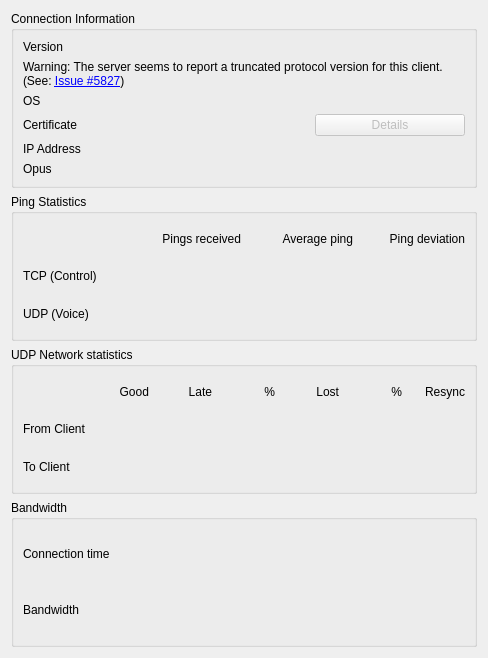
Qt form src/mumble/UserInformation.ui (mumble-voip/mumble) before a commit.
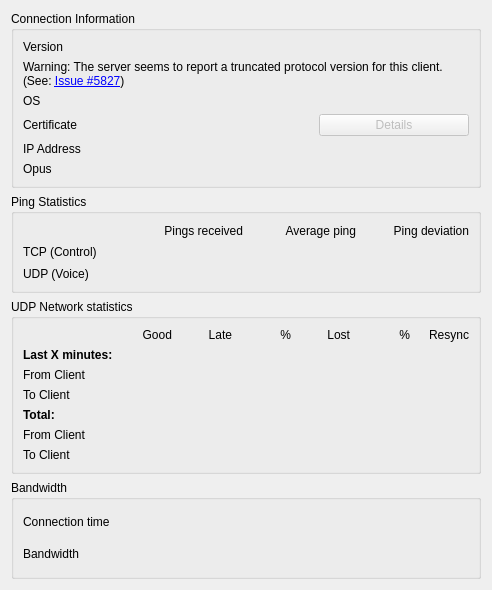
The same form after that commit. Custom widgets are drawn as their Qt base class.

Commit message:
FEAT(server, client): Add rolling connection quality stats
Previously, only the total packet statistics since the user
had connected were tracked. While a good start, these stats
are not really helping to understand sudden connection problems.

This commit adds additional server-side rolling packet stats
which are updated every few seconds/minutes. These new stats
are sent using additional fields in the UserStats protocol
message and rendered in the UserInformation dialog in the
client.

Closes #5872

Diff of the .ui file:
```diff
--- a/src/mumble/UserInformation.ui
+++ b/src/mumble/UserInformation.ui
@@ -6,8 +6,8 @@
    <rect>
     <x>0</x>
     <y>0</y>
-    <width>488</width>
-    <height>658</height>
+    <width>492</width>
+    <height>524</height>
    </rect>
   </property>
   <property name="windowTitle">
@@ -39,10 +39,10 @@
          <string/>
         </property>
         <property name="textFormat">
-         <enum>Qt::PlainText</enum>
+         <enum>Qt::TextFormat::PlainText</enum>
         </property>
         <property name="textInteractionFlags">
-         <set>Qt::LinksAccessibleByMouse|Qt::TextSelectableByMouse</set>
+         <set>Qt::TextInteractionFlag::LinksAccessibleByMouse|Qt::TextInteractionFlag::TextSelectableByMouse</set>
         </property>
        </widget>
       </item>
@@ -94,7 +94,7 @@
          <string/>
         </property>
         <property name="textInteractionFlags">
-         <set>Qt::LinksAccessibleByMouse|Qt::TextSelectableByMouse</set>
+         <set>Qt::TextInteractionFlag::LinksAccessibleByMouse|Qt::TextInteractionFlag::TextSelectableByMouse</set>
         </property>
        </widget>
       </item>
@@ -110,10 +110,10 @@
          <string/>
         </property>
         <property name="textFormat">
-         <enum>Qt::PlainText</enum>
+         <enum>Qt::TextFormat::PlainText</enum>
         </property>
         <property name="textInteractionFlags">
-         <set>Qt::LinksAccessibleByMouse|Qt::TextSelectableByMouse</set>
+         <set>Qt::TextInteractionFlag::LinksAccessibleByMouse|Qt::TextInteractionFlag::TextSelectableByMouse</set>
         </property>
        </widget>
       </item>
@@ -165,10 +165,10 @@
          <string/>
         </property>
         <property name="textFormat">
-         <enum>Qt::PlainText</enum>
+         <enum>Qt::TextFormat::PlainText</enum>
         </property>
         <property name="textInteractionFlags">
-         <set>Qt::LinksAccessibleByMouse|Qt::TextSelectableByMouse</set>
+         <set>Qt::TextInteractionFlag::LinksAccessibleByMouse|Qt::TextInteractionFlag::TextSelectableByMouse</set>
         </property>
        </widget>
       </item>
@@ -194,7 +194,7 @@
          <string>Pings received</string>
         </property>
         <property name="alignment">
-         <set>Qt::AlignRight|Qt::AlignTrailing|Qt::AlignVCenter</set>
+         <set>Qt::AlignmentFlag::AlignRight|Qt::AlignmentFlag::AlignTrailing|Qt::AlignmentFlag::AlignVCenter</set>
         </property>
        </widget>
       </item>
@@ -204,7 +204,7 @@
          <string>Average ping</string>
         </property>
         <property name="alignment">
-         <set>Qt::AlignRight|Qt::AlignTrailing|Qt::AlignVCenter</set>
+         <set>Qt::AlignmentFlag::AlignRight|Qt::AlignmentFlag::AlignTrailing|Qt::AlignmentFlag::AlignVCenter</set>
         </property>
        </widget>
       </item>
@@ -214,7 +214,7 @@
          <string>Ping deviation</string>
         </property>
         <property name="alignment">
-         <set>Qt::AlignRight|Qt::AlignTrailing|Qt::AlignVCenter</set>
+         <set>Qt::AlignmentFlag::AlignRight|Qt::AlignmentFlag::AlignTrailing|Qt::AlignmentFlag::AlignVCenter</set>
         </property>
        </widget>
       </item>
@@ -231,10 +231,10 @@
          <string/>
         </property>
         <property name="alignment">
-         <set>Qt::AlignRight|Qt::AlignTrailing|Qt::AlignVCenter</set>
+         <set>Qt::AlignmentFlag::AlignRight|Qt::AlignmentFlag::AlignTrailing|Qt::AlignmentFlag::AlignVCenter</set>
         </property>
         <property name="textInteractionFlags">
-         <set>Qt::LinksAccessibleByMouse|Qt::TextSelectableByMouse</set>
+         <set>Qt::TextInteractionFlag::LinksAccessibleByMouse|Qt::TextInteractionFlag::TextSelectableByMouse</set>
         </property>
        </widget>
       </item>
@@ -244,10 +244,10 @@
          <string/>
         </property>
         <property name="alignment">
-         <set>Qt::AlignRight|Qt::AlignTrailing|Qt::AlignVCenter</set>
+         <set>Qt::AlignmentFlag::AlignRight|Qt::AlignmentFlag::AlignTrailing|Qt::AlignmentFlag::AlignVCenter</set>
         </property>
         <property name="textInteractionFlags">
-         <set>Qt::LinksAccessibleByMouse|Qt::TextSelectableByMouse</set>
+         <set>Qt::TextInteractionFlag::LinksAccessibleByMouse|Qt::TextInteractionFlag::TextSelectableByMouse</set>
         </property>
        </widget>
       </item>
@@ -257,10 +257,10 @@
          <string/>
         </property>
         <property name="alignment">
-         <set>Qt::AlignRight|Qt::AlignTrailing|Qt::AlignVCenter</set>
+         <set>Qt::AlignmentFlag::AlignRight|Qt::AlignmentFlag::AlignTrailing|Qt::AlignmentFlag::AlignVCenter</set>
         </property>
         <property name="textInteractionFlags">
-         <set>Qt::LinksAccessibleByMouse|Qt::TextSelectableByMouse</set>
+         <set>Qt::TextInteractionFlag::LinksAccessibleByMouse|Qt::TextInteractionFlag::TextSelectableByMouse</set>
         </property>
        </widget>
       </item>
@@ -277,10 +277,10 @@
          <string/>
         </property>
         <property name="alignment">
-         <set>Qt::AlignRight|Qt::AlignTrailing|Qt::AlignVCenter</set>
+         <set>Qt::AlignmentFlag::AlignRight|Qt::AlignmentFlag::AlignTrailing|Qt::AlignmentFlag::AlignVCenter</set>
         </property>
         <property name="textInteractionFlags">
-         <set>Qt::LinksAccessibleByMouse|Qt::TextSelectableByMouse</set>
+         <set>Qt::TextInteractionFlag::LinksAccessibleByMouse|Qt::TextInteractionFlag::TextSelectableByMouse</set>
         </property>
        </widget>
       </item>
@@ -290,10 +290,10 @@
          <string/>
         </property>
         <property name="alignment">
-         <set>Qt::AlignRight|Qt::AlignTrailing|Qt::AlignVCenter</set>
+         <set>Qt::AlignmentFlag::AlignRight|Qt::AlignmentFlag::AlignTrailing|Qt::AlignmentFlag::AlignVCenter</set>
         </property>
         <property name="textInteractionFlags">
-         <set>Qt::LinksAccessibleByMouse|Qt::TextSelectableByMouse</set>
+         <set>Qt::TextInteractionFlag::LinksAccessibleByMouse|Qt::TextInteractionFlag::TextSelectableByMouse</set>
         </property>
        </widget>
       </item>
@@ -303,10 +303,10 @@
          <string/>
         </property>
         <property name="alignment">
-         <set>Qt::AlignRight|Qt::AlignTrailing|Qt::AlignVCenter</set>
+         <set>Qt::AlignmentFlag::AlignRight|Qt::AlignmentFlag::AlignTrailing|Qt::AlignmentFlag::AlignVCenter</set>
         </property>
         <property name="textInteractionFlags">
-         <set>Qt::LinksAccessibleByMouse|Qt::TextSelectableByMouse</set>
+         <set>Qt::TextInteractionFlag::LinksAccessibleByMouse|Qt::TextInteractionFlag::TextSelectableByMouse</set>
         </property>
        </widget>
       </item>
@@ -319,23 +319,49 @@
       <string>UDP Network statistics</string>
      </property>
      <layout class="QGridLayout" name="gridLayout_3">
-      <item row="0" column="1">
-       <widget class="QLabel" name="qliGood">
+      <item row="2" column="3">
+       <widget class="QLabel" name="qlFromLatePercentRolling">
         <property name="text">
-         <string>Good</string>
+         <string/>
         </property>
         <property name="alignment">
-         <set>Qt::AlignRight|Qt::AlignTrailing|Qt::AlignVCenter</set>
+         <set>Qt::AlignmentFlag::AlignRight|Qt::AlignmentFlag::AlignTrailing|Qt::AlignmentFlag::AlignVCenter</set>
         </property>
        </widget>
       </item>
-      <item row="0" column="2">
-       <widget class="QLabel" name="qliLate">
+      <item row="5" column="1">
+       <widget class="QLabel" name="qlFromGood">
         <property name="text">
-         <string>Late</string>
+         <string/>
         </property>
         <property name="alignment">
-         <set>Qt::AlignRight|Qt::AlignTrailing|Qt::AlignVCenter</set>
+         <set>Qt::AlignmentFlag::AlignRight|Qt::AlignmentFlag::AlignTrailing|Qt::AlignmentFlag::AlignVCenter</set>
+        </property>
+        <property name="textInteractionFlags">
+         <set>Qt::TextInteractionFlag::LinksAccessibleByMouse|Qt::TextInteractionFlag::TextSelectableByMouse</set>
+        </property>
+       </widget>
+      </item>
+      <item row="5" column="5">
+       <widget class="QLabel" name="qlFromLostPercent">
+        <property name="text">
+         <string notr="true"/>
+        </property>
+        <property name="alignment">
+         <set>Qt::AlignmentFlag::AlignRight|Qt::AlignmentFlag::AlignTrailing|Qt::AlignmentFlag::AlignVCenter</set>
+        </property>
+       </widget>
+      </item>
+      <item row="6" column="1">
+       <widget class="QLabel" name="qlToGood">
+        <property name="text">
+         <string/>
+        </property>
+        <property name="alignment">
+         <set>Qt::AlignmentFlag::AlignRight|Qt::AlignmentFlag::AlignTrailing|Qt::AlignmentFlag::AlignVCenter</set>
+        </property>
+        <property name="textInteractionFlags">
+         <set>Qt::TextInteractionFlag::LinksAccessibleByMouse|Qt::TextInteractionFlag::TextSelectableByMouse</set>
         </property>
        </widget>
       </item>
@@ -345,195 +371,339 @@
          <string>Lost</string>
         </property>
         <property name="alignment">
-         <set>Qt::AlignRight|Qt::AlignTrailing|Qt::AlignVCenter</set>
+         <set>Qt::AlignmentFlag::AlignRight|Qt::AlignmentFlag::AlignTrailing|Qt::AlignmentFlag::AlignVCenter</set>
         </property>
        </widget>
       </item>
-      <item row="0" column="6">
-       <widget class="QLabel" name="qliResync">
-        <property name="text">
-         <string>Resync</string>
-        </property>
-        <property name="alignment">
-         <set>Qt::AlignRight|Qt::AlignTrailing|Qt::AlignVCenter</set>
-        </property>
-       </widget>
-      </item>
-      <item row="1" column="0">
-       <widget class="QLabel" name="qliFromClient">
-        <property name="text">
-         <string>From Client</string>
-        </property>
-       </widget>
-      </item>
-      <item row="1" column="1">
-       <widget class="QLabel" name="qlFromGood">
-        <property name="text">
-         <string/>
-        </property>
-        <property name="alignment">
-         <set>Qt::AlignRight|Qt::AlignTrailing|Qt::AlignVCenter</set>
-        </property>
-        <property name="textInteractionFlags">
-         <set>Qt::LinksAccessibleByMouse|Qt::TextSelectableByMouse</set>
-        </property>
-       </widget>
-      </item>
-      <item row="1" column="2">
+      <item row="5" column="2">
        <widget class="QLabel" name="qlFromLate">
         <property name="text">
          <string/>
         </property>
         <property name="alignment">
-         <set>Qt::AlignRight|Qt::AlignTrailing|Qt::AlignVCenter</set>
+         <set>Qt::AlignmentFlag::AlignRight|Qt::AlignmentFlag::AlignTrailing|Qt::AlignmentFlag::AlignVCenter</set>
         </property>
         <property name="textInteractionFlags">
-         <set>Qt::LinksAccessibleByMouse|Qt::TextSelectableByMouse</set>
+         <set>Qt::TextInteractionFlag::LinksAccessibleByMouse|Qt::TextInteractionFlag::TextSelectableByMouse</set>
         </property>
        </widget>
       </item>
-      <item row="1" column="4">
-       <widget class="QLabel" name="qlFromLost">
-        <property name="text">
-         <string/>
-        </property>
-        <property name="alignment">
-         <set>Qt::AlignRight|Qt::AlignTrailing|Qt::AlignVCenter</set>
-        </property>
-        <property name="textInteractionFlags">
-         <set>Qt::LinksAccessibleByMouse|Qt::TextSelectableByMouse</set>
-        </property>
-       </widget>
-      </item>
-      <item row="1" column="6">
-       <widget class="QLabel" name="qlFromResync">
-        <property name="text">
-         <string/>
-        </property>
-        <property name="alignment">
-         <set>Qt::AlignRight|Qt::AlignTrailing|Qt::AlignVCenter</set>
-        </property>
-        <property name="textInteractionFlags">
-         <set>Qt::LinksAccessibleByMouse|Qt::TextSelectableByMouse</set>
-        </property>
-       </widget>
-      </item>
-      <item row="2" column="0">
-       <widget class="QLabel" name="qliToClient">
-        <property name="text">
-         <string>To Client</string>
-        </property>
-       </widget>
-      </item>
-      <item row="2" column="1">
-       <widget class="QLabel" name="qlToGood">
-        <property name="text">
-         <string/>
-        </property>
-        <property name="alignment">
-         <set>Qt::AlignRight|Qt::AlignTrailing|Qt::AlignVCenter</set>
-        </property>
-        <property name="textInteractionFlags">
-         <set>Qt::LinksAccessibleByMouse|Qt::TextSelectableByMouse</set>
-        </property>
-       </widget>
-      </item>
-      <item row="2" column="2">
+      <item row="6" column="2">
        <widget class="QLabel" name="qlToLate">
         <property name="text">
          <string/>
         </property>
         <property name="alignment">
-         <set>Qt::AlignRight|Qt::AlignTrailing|Qt::AlignVCenter</set>
+         <set>Qt::AlignmentFlag::AlignRight|Qt::AlignmentFlag::AlignTrailing|Qt::AlignmentFlag::AlignVCenter</set>
         </property>
         <property name="textInteractionFlags">
-         <set>Qt::LinksAccessibleByMouse|Qt::TextSelectableByMouse</set>
+         <set>Qt::TextInteractionFlag::LinksAccessibleByMouse|Qt::TextInteractionFlag::TextSelectableByMouse</set>
         </property>
        </widget>
       </item>
-      <item row="2" column="4">
-       <widget class="QLabel" name="qlToLost">
-        <property name="text">
-         <string/>
-        </property>
-        <property name="alignment">
-         <set>Qt::AlignRight|Qt::AlignTrailing|Qt::AlignVCenter</set>
-        </property>
-        <property name="textInteractionFlags">
-         <set>Qt::LinksAccessibleByMouse|Qt::TextSelectableByMouse</set>
-        </property>
-       </widget>
-      </item>
-      <item row="2" column="6">
+      <item row="6" column="6">
        <widget class="QLabel" name="qlToResync">
         <property name="text">
          <string/>
         </property>
         <property name="alignment">
-         <set>Qt::AlignRight|Qt::AlignTrailing|Qt::AlignVCenter</set>
+         <set>Qt::AlignmentFlag::AlignRight|Qt::AlignmentFlag::AlignTrailing|Qt::AlignmentFlag::AlignVCenter</set>
         </property>
         <property name="textInteractionFlags">
-         <set>Qt::LinksAccessibleByMouse|Qt::TextSelectableByMouse</set>
+         <set>Qt::TextInteractionFlag::LinksAccessibleByMouse|Qt::TextInteractionFlag::TextSelectableByMouse</set>
         </property>
        </widget>
       </item>
       <item row="0" column="3">
        <widget class="QLabel" name="qliLatePercent">
+        <property name="accessibleName">
+         <string>% late</string>
+        </property>
         <property name="text">
          <string notr="true">%</string>
         </property>
         <property name="alignment">
-         <set>Qt::AlignRight|Qt::AlignTrailing|Qt::AlignVCenter</set>
+         <set>Qt::AlignmentFlag::AlignRight|Qt::AlignmentFlag::AlignTrailing|Qt::AlignmentFlag::AlignVCenter</set>
         </property>
        </widget>
       </item>
-      <item row="0" column="5">
-       <widget class="QLabel" name="qliLostPercent">
+      <item row="3" column="4">
+       <widget class="QLabel" name="qlToLostRolling">
         <property name="text">
-         <string notr="true">%</string>
+         <string/>
         </property>
         <property name="alignment">
-         <set>Qt::AlignRight|Qt::AlignTrailing|Qt::AlignVCenter</set>
+         <set>Qt::AlignmentFlag::AlignRight|Qt::AlignmentFlag::AlignTrailing|Qt::AlignmentFlag::AlignVCenter</set>
         </property>
        </widget>
       </item>
-      <item row="1" column="3">
-       <widget class="QLabel" name="qlFromLatePercent">
+      <item row="0" column="1">
+       <widget class="QLabel" name="qliGood">
+        <property name="text">
+         <string>Good</string>
+        </property>
+        <property name="alignment">
+         <set>Qt::AlignmentFlag::AlignRight|Qt::AlignmentFlag::AlignTrailing|Qt::AlignmentFlag::AlignVCenter</set>
+        </property>
+       </widget>
+      </item>
+      <item row="2" column="4">
+       <widget class="QLabel" name="qlFromLostRolling">
+        <property name="text">
+         <string/>
+        </property>
+        <property name="alignment">
+         <set>Qt::AlignmentFlag::AlignRight|Qt::AlignmentFlag::AlignTrailing|Qt::AlignmentFlag::AlignVCenter</set>
+        </property>
+       </widget>
+      </item>
+      <item row="6" column="5">
+       <widget class="QLabel" name="qlToLostPercent">
         <property name="text">
          <string notr="true"/>
         </property>
         <property name="alignment">
-         <set>Qt::AlignRight|Qt::AlignTrailing|Qt::AlignVCenter</set>
+         <set>Qt::AlignmentFlag::AlignRight|Qt::AlignmentFlag::AlignTrailing|Qt::AlignmentFlag::AlignVCenter</set>
         </property>
        </widget>
       </item>
-      <item row="2" column="3">
+      <item row="3" column="5">
+       <widget class="QLabel" name="qlToLostPercentRolling">
+        <property name="text">
+         <string/>
+        </property>
+        <property name="alignment">
+         <set>Qt::AlignmentFlag::AlignRight|Qt::AlignmentFlag::AlignTrailing|Qt::AlignmentFlag::AlignVCenter</set>
+        </property>
+       </widget>
+      </item>
+      <item row="6" column="3">
        <widget class="QLabel" name="qlToLatePercent">
         <property name="text">
          <string notr="true"/>
         </property>
         <property name="alignment">
-         <set>Qt::AlignRight|Qt::AlignTrailing|Qt::AlignVCenter</set>
+         <set>Qt::AlignmentFlag::AlignRight|Qt::AlignmentFlag::AlignTrailing|Qt::AlignmentFlag::AlignVCenter</set>
         </property>
        </widget>
       </item>
-      <item row="1" column="5">
-       <widget class="QLabel" name="qlFromLostPercent">
+      <item row="3" column="3">
+       <widget class="QLabel" name="qlToLatePercentRolling">
+        <property name="text">
+         <string/>
+        </property>
+        <property name="alignment">
+         <set>Qt::AlignmentFlag::AlignRight|Qt::AlignmentFlag::AlignTrailing|Qt::AlignmentFlag::AlignVCenter</set>
+        </property>
+       </widget>
+      </item>
+      <item row="6" column="4">
+       <widget class="QLabel" name="qlToLost">
+        <property name="text">
+         <string/>
+        </property>
+        <property name="alignment">
+         <set>Qt::AlignmentFlag::AlignRight|Qt::AlignmentFlag::AlignTrailing|Qt::AlignmentFlag::AlignVCenter</set>
+        </property>
+        <property name="textInteractionFlags">
+         <set>Qt::TextInteractionFlag::LinksAccessibleByMouse|Qt::TextInteractionFlag::TextSelectableByMouse</set>
+        </property>
+       </widget>
+      </item>
+      <item row="2" column="2">
+       <widget class="QLabel" name="qlFromLateRolling">
+        <property name="text">
+         <string/>
+        </property>
+        <property name="alignment">
+         <set>Qt::AlignmentFlag::AlignRight|Qt::AlignmentFlag::AlignTrailing|Qt::AlignmentFlag::AlignVCenter</set>
+        </property>
+       </widget>
+      </item>
+      <item row="5" column="3">
+       <widget class="QLabel" name="qlFromLatePercent">
         <property name="text">
          <string notr="true"/>
         </property>
         <property name="alignment">
-         <set>Qt::AlignRight|Qt::AlignTrailing|Qt::AlignVCenter</set>
+         <set>Qt::AlignmentFlag::AlignRight|Qt::AlignmentFlag::AlignTrailing|Qt::AlignmentFlag::AlignVCenter</set>
+        </property>
+       </widget>
+      </item>
+      <item row="6" column="0">
+       <widget class="QLabel" name="qliToClient">
+        <property name="text">
+         <string>To Client</string>
+        </property>
+       </widget>
+      </item>
+      <item row="3" column="0">
+       <widget class="QLabel" name="qliRollingTo">
+        <property name="accessibleName">
+         <string>to client rolling average</string>
+        </property>
+        <property name="text">
+         <string>To Client</string>
+        </property>
+       </widget>
+      </item>
+      <item row="5" column="6">
+       <widget class="QLabel" name="qlFromResync">
+        <property name="text">
+         <string/>
+        </property>
+        <property name="alignment">
+         <set>Qt::AlignmentFlag::AlignRight|Qt::AlignmentFlag::AlignTrailing|Qt::AlignmentFlag::AlignVCenter</set>
+        </property>
+        <property name="textInteractionFlags">
+         <set>Qt::TextInteractionFlag::LinksAccessibleByMouse|Qt::TextInteractionFlag::TextSelectableByMouse</set>
+        </property>
+       </widget>
+      </item>
+      <item row="3" column="1">
+       <widget class="QLabel" name="qlToGoodRolling">
+        <property name="text">
+         <string/>
+        </property>
+        <property name="alignment">
+         <set>Qt::AlignmentFlag::AlignRight|Qt::AlignmentFlag::AlignTrailing|Qt::AlignmentFlag::AlignVCenter</set>
+        </property>
+       </widget>
+      </item>
+      <item row="5" column="0">
+       <widget class="QLabel" name="qliFromClient">
+        <property name="text">
+         <string>From Client</string>
+        </property>
+       </widget>
+      </item>
+      <item row="0" column="6">
+       <widget class="QLabel" name="qliResync">
+        <property name="text">
+         <string>Resync</string>
+        </property>
+        <property name="alignment">
+         <set>Qt::AlignmentFlag::AlignRight|Qt::AlignmentFlag::AlignTrailing|Qt::AlignmentFlag::AlignVCenter</set>
         </property>
        </widget>
       </item>
       <item row="2" column="5">
-       <widget class="QLabel" name="qlToLostPercent">
+       <widget class="QLabel" name="qlFromLostPercentRolling">
         <property name="text">
-         <string notr="true"/>
+         <string/>
         </property>
         <property name="alignment">
-         <set>Qt::AlignRight|Qt::AlignTrailing|Qt::AlignVCenter</set>
+         <set>Qt::AlignmentFlag::AlignRight|Qt::AlignmentFlag::AlignTrailing|Qt::AlignmentFlag::AlignVCenter</set>
+        </property>
+       </widget>
+      </item>
+      <item row="1" column="0">
+       <widget class="QLabel" name="qliRolling">
+        <property name="font">
+         <font>
+          <bold>true</bold>
+         </font>
+        </property>
+        <property name="text">
+         <string>Last X minutes:</string>
+        </property>
+       </widget>
+      </item>
+      <item row="3" column="2">
+       <widget class="QLabel" name="qlToLateRolling">
+        <property name="text">
+         <string/>
+        </property>
+        <property name="alignment">
+         <set>Qt::AlignmentFlag::AlignRight|Qt::AlignmentFlag::AlignTrailing|Qt::AlignmentFlag::AlignVCenter</set>
+        </property>
+       </widget>
+      </item>
+      <item row="0" column="2">
+       <widget class="QLabel" name="qliLate">
+        <property name="text">
+         <string>Late</string>
+        </property>
+        <property name="alignment">
+         <set>Qt::AlignmentFlag::AlignRight|Qt::AlignmentFlag::AlignTrailing|Qt::AlignmentFlag::AlignVCenter</set>
+        </property>
+       </widget>
+      </item>
+      <item row="2" column="1">
+       <widget class="QLabel" name="qlFromGoodRolling">
+        <property name="text">
+         <string/>
+        </property>
+        <property name="alignment">
+         <set>Qt::AlignmentFlag::AlignRight|Qt::AlignmentFlag::AlignTrailing|Qt::AlignmentFlag::AlignVCenter</set>
+        </property>
+       </widget>
+      </item>
+      <item row="2" column="0">
+       <widget class="QLabel" name="qliRollingFrom">
+        <property name="accessibleName">
+         <string>from client rolling average</string>
+        </property>
+        <property name="text">
+         <string>From Client</string>
+        </property>
+       </widget>
+      </item>
+      <item row="5" column="4">
+       <widget class="QLabel" name="qlFromLost">
+        <property name="text">
+         <string/>
+        </property>
+        <property name="alignment">
+         <set>Qt::AlignmentFlag::AlignRight|Qt::AlignmentFlag::AlignTrailing|Qt::AlignmentFlag::AlignVCenter</set>
+        </property>
+        <property name="textInteractionFlags">
+         <set>Qt::TextInteractionFlag::LinksAccessibleByMouse|Qt::TextInteractionFlag::TextSelectableByMouse</set>
+        </property>
+       </widget>
+      </item>
+      <item row="4" column="0">
+       <widget class="QLabel" name="qlITotal">
+        <property name="font">
+         <font>
+          <bold>true</bold>
+         </font>
+        </property>
+        <property name="text">
+         <string>Total:</string>
+        </property>
+       </widget>
+      </item>
+      <item row="0" column="5">
+       <widget class="QLabel" name="qliLostPercent">
+        <property name="accessibleName">
+         <string>% lost</string>
+        </property>
+        <property name="text">
+         <string notr="true">%</string>
+        </property>
+        <property name="alignment">
+         <set>Qt::AlignmentFlag::AlignRight|Qt::AlignmentFlag::AlignTrailing|Qt::AlignmentFlag::AlignVCenter</set>
+        </property>
+       </widget>
+      </item>
+      <item row="3" column="6">
+       <widget class="QLabel" name="qlToResyncRolling">
+        <property name="text">
+         <string/>
+        </property>
+        <property name="alignment">
+         <set>Qt::AlignmentFlag::AlignRight|Qt::AlignmentFlag::AlignTrailing|Qt::AlignmentFlag::AlignVCenter</set>
+        </property>
+       </widget>
+      </item>
+      <item row="2" column="6">
+       <widget class="QLabel" name="qlFromResyncRolling">
+        <property name="text">
+         <string/>
+        </property>
+        <property name="alignment">
+         <set>Qt::AlignmentFlag::AlignRight|Qt::AlignmentFlag::AlignTrailing|Qt::AlignmentFlag::AlignVCenter</set>
         </property>
        </widget>
       </item>
@@ -565,7 +735,7 @@
          <string/>
         </property>
         <property name="textInteractionFlags">
-         <set>Qt::LinksAccessibleByMouse|Qt::TextSelectableByMouse</set>
+         <set>Qt::TextInteractionFlag::LinksAccessibleByMouse|Qt::TextInteractionFlag::TextSelectableByMouse</set>
         </property>
        </widget>
       </item>
@@ -588,7 +758,7 @@
          <string/>
         </property>
         <property name="textInteractionFlags">
-         <set>Qt::LinksAccessibleByMouse|Qt::TextSelectableByMouse</set>
+         <set>Qt::TextInteractionFlag::LinksAccessibleByMouse|Qt::TextInteractionFlag::TextSelectableByMouse</set>
         </property>
        </widget>
       </item>
```
The commit also changes 7 other files.
